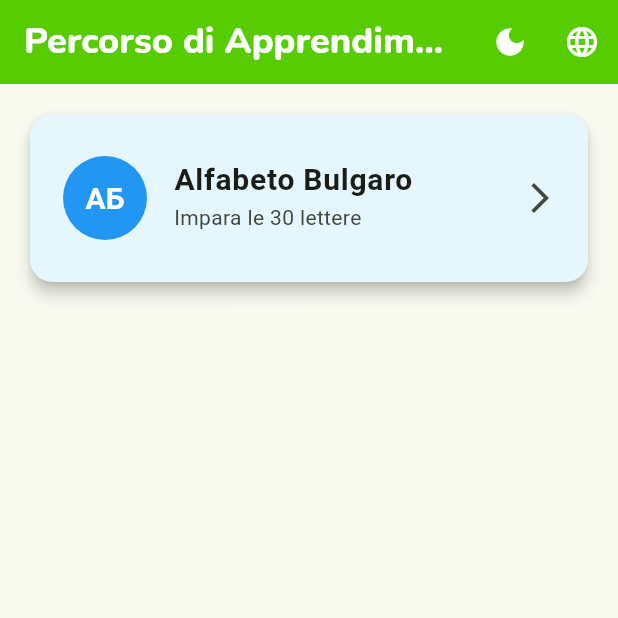
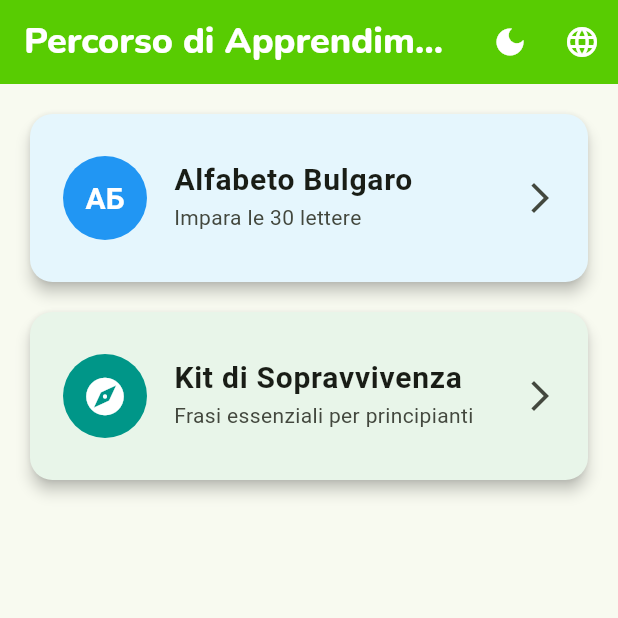
Before and after one commit to SimoneAndreaCilia/HAIDE_Learner, a Flutter app: the screen it shows after launch, on a phone screen of 412 x 824 dp, the top half of it. Run offline on Flutter 3.47's test engine with Material 3 defaults, Android fonts, the phone set to English and light mode, and no system bars; our stand-ins replace cloud_firestore, firebase_core, flutter_tts, google_fonts, percent_indicator, shared_preferences; accounts and stored records are empty; generated files the repository leaves out were written again; Roboto replaces fonts that are missing (Verdana).

Commit message:
Added a new master-topic=Survival_Guide

```diff
--- a/lib/screens/home_screen.dart
+++ b/lib/screens/home_screen.dart
@@ -7,6 +7,7 @@ import '../providers/language_provider.dart';
 import '../providers/theme_provider.dart';
 import 'quiz_screen.dart';
 import 'alphabet_list_screen.dart';
+import 'unit_lessons_screen.dart';
 
 // --- SCHERMATA 1: LA LISTA DELLE LEZIONI (HOME) ---
 class HomeScreen extends StatelessWidget {
@@ -70,7 +71,7 @@ class HomeScreen extends StatelessWidget {
 
           return ListView.builder(
             padding: const EdgeInsets.all(20),
-            itemCount: documenti.length + 1,
+            itemCount: documenti.length + 2,
             itemBuilder: (context, index) {
               if (index == 0) {
                 return Card(
@@ -125,7 +126,59 @@ class HomeScreen extends StatelessWidget {
                 );
               }
 
-              final docIndex = index - 1;
+              if (index == 1) {
+                return Card(
+                  elevation: 4,
+                  margin: const EdgeInsets.only(bottom: 20),
+                  shape: RoundedRectangleBorder(
+                    borderRadius: BorderRadius.circular(15),
+                  ),
+                  color: isDark ? null : const Color(0xFFE8F5E9), // Light green
+                  child: ListTile(
+                    contentPadding: const EdgeInsets.all(20),
+                    leading: CircleAvatar(
+                      backgroundColor: Colors.teal,
+                      radius: 30,
+                      child: const Icon(
+                        Icons.explore,
+                        color: Colors.white,
+                        size: 30,
+                      ),
+                    ),
+                    title: Text(
+                      isEnglish ? "Survival Guide" : "Kit di Sopravvivenza",
+                      style: const TextStyle(
+                        fontWeight: FontWeight.bold,
+                        fontSize: 20,
+                      ),
+                    ),
+                    subtitle: Text(
+                      isEnglish
+                          ? "Essential phrases for beginners"
+                          : "Frasi essenziali per principianti",
+                    ),
+                    trailing: const Icon(Icons.arrow_forward_ios),
+                    onTap: () {
+                      Navigator.push(
+                        context,
+                        MaterialPageRoute(
+                          builder: (context) => UnitLessonsScreen(
+                            unitId: 'unit_01_survival',
+                            title: isEnglish
+                                ? 'Survival Guide'
+                                : 'Kit di Sopravvivenza',
+                            description: isEnglish
+                                ? 'Essential phrases'
+                                : 'Frasi essenziali',
+                          ),
+                        ),
+                      );
+                    },
+                  ),
+                );
+              }
+
+              final docIndex = index - 2; // Adjusted for 2 static cards
               final lezione =
                   documenti[docIndex].data() as Map<String, dynamic>;
 
--- a/lib/screens/quiz_screen.dart
+++ b/lib/screens/quiz_screen.dart
@@ -402,11 +402,13 @@ class _QuizScreenState extends State<QuizScreen> {
                 String questionText;
                 if (isEnglish) {
                   questionText =
+                      domandaCorrente['text_question_en'] ??
                       domandaCorrente['question_en'] ??
                       domandaCorrente['question'] ??
                       (immagineUrl != null ? l10n.whatIsThis : l10n.howToSay);
                 } else {
                   questionText =
+                      domandaCorrente['text_question_it'] ??
                       domandaCorrente['question_it'] ??
                       domandaCorrente['question'] ??
                       (immagineUrl != null ? l10n.whatIsThis : l10n.howToSay);
```
Also changed, not shown: lib/screens/unit_lessons_screen.dart (added, +163 -0 lines).
